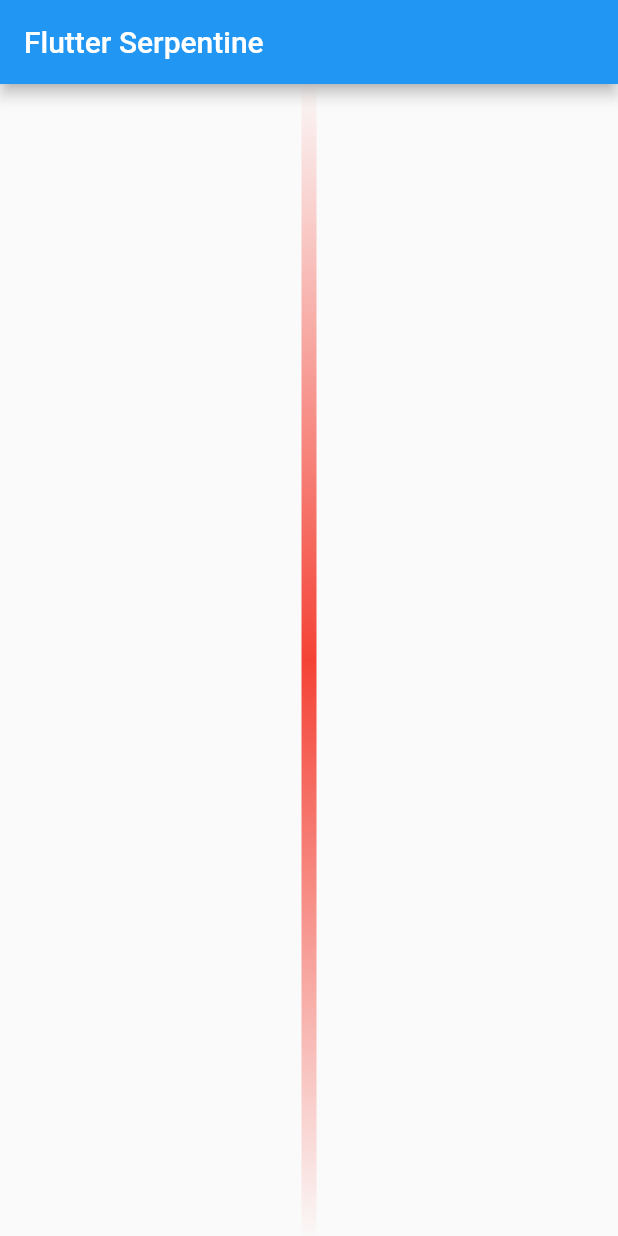
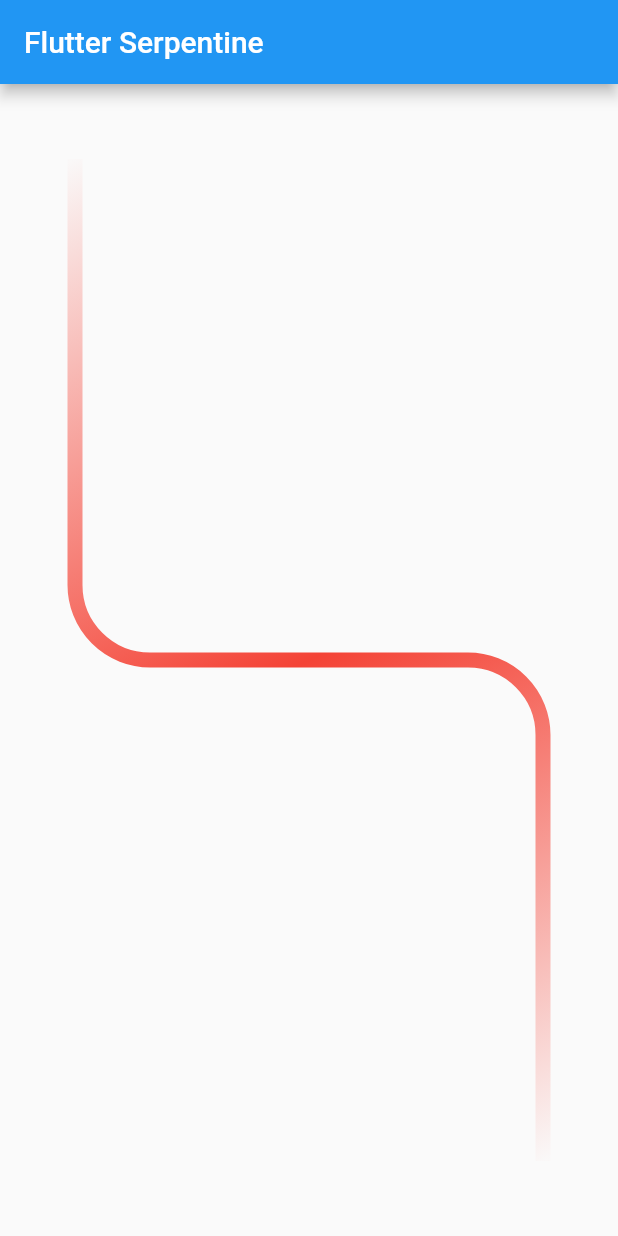
Before and after one commit to dariobrux/FlutterSerpentine, a Flutter app: the screen it shows after launch, on a phone screen of 412 x 824 dp. Run offline on Flutter 3.47's test engine with Material 2 defaults, Android fonts, the phone set to English and light mode, and no system bars.

Commit message:
Add some padding

```diff
--- a/flutter_serpentine/lib/main.dart
+++ b/flutter_serpentine/lib/main.dart
@@ -63,11 +63,11 @@ class _MyHomePageState extends State<MyHomePage> {
         // Center is a layout widget. It takes a single child and positions it
         // in the middle of the parent.
         child: Container(
-          padding: EdgeInsets.all(0),
+          padding: EdgeInsets.all(50),
           width: double.infinity,
           height: double.infinity,
           child: Serpentine(
-            Direction.vertical,
+            Direction.verticalRight,
             50,
             10,
             [
```
Also changed, not shown: 1 other file.
